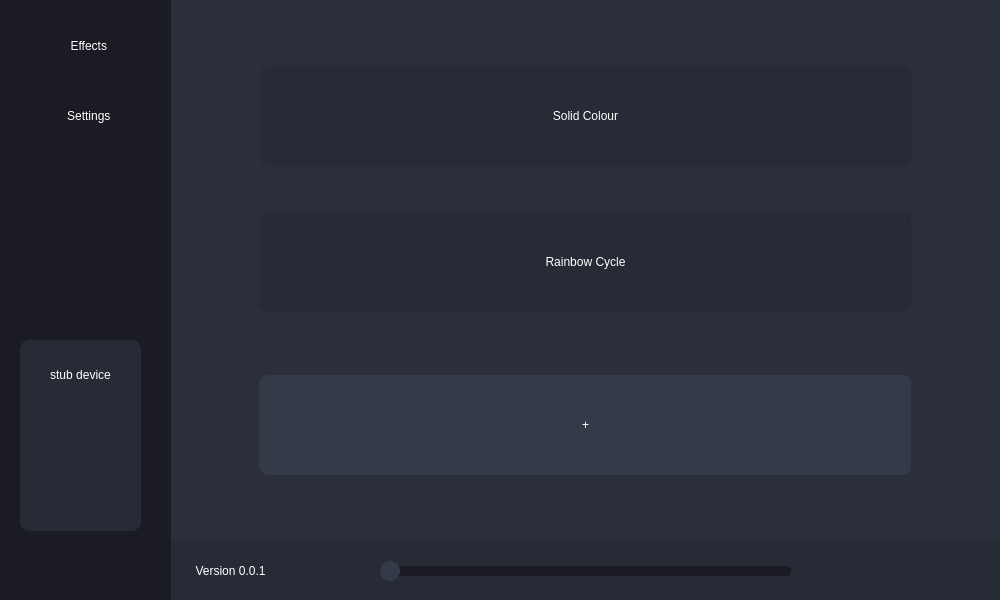
Before: the Qt Designer form src/ui/MainWindow.ui in milan338/FreeRGB, drawn with Qt 5.
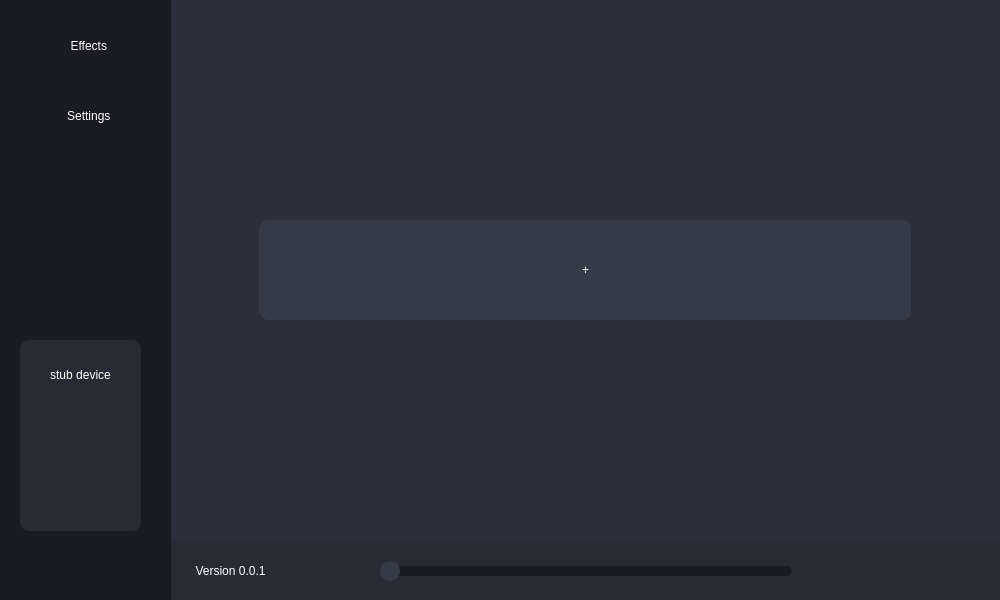
After: the same form once the commit is applied. The open tabs and pages were chosen to show the change. Icons and pictures are not drawn.

Commit message: Batch generate buttons from json; input dialogue for new effects; general improvements

What changed in the file:
```diff
--- a/src/ui/MainWindow.ui
+++ b/src/ui/MainWindow.ui
@@ -451,143 +451,7 @@
       </property>
       <layout class="QVBoxLayout" name="verticalLayout_2">
        <item>
-        <layout class="QVBoxLayout" name="main_menu_button_layout">
-         <item>
-          <spacer name="verticalSpacer_11">
-           <property name="orientation">
-            <enum>Qt::Vertical</enum>
-           </property>
-           <property name="sizeType">
-            <enum>QSizePolicy::Fixed</enum>
-           </property>
-           <property name="sizeHint" stdset="0">
-            <size>
-             <width>20</width>
-             <height>40</height>
-            </size>
-           </property>
-          </spacer>
-         </item>
-         <item>
-          <widget class="QPushButton" name="btn_effect_solid">
-           <property name="sizePolicy">
-            <sizepolicy hsizetype="Minimum" vsizetype="Minimum">
-             <horstretch>0</horstretch>
-             <verstretch>0</verstretch>
-            </sizepolicy>
-           </property>
-           <property name="minimumSize">
-            <size>
-             <width>0</width>
-             <height>100</height>
-            </size>
-           </property>
-           <property name="maximumSize">
-            <size>
-             <width>700</width>
-             <height>100</height>
-            </size>
-           </property>
-           <property name="mouseTracking">
-            <bool>false</bool>
-           </property>
-           <property name="focusPolicy">
-            <enum>Qt::StrongFocus</enum>
-           </property>
-           <property name="styleSheet">
-            <string notr="true">QPushButton
-{
-	color: rgb(255, 255, 255);
-	background-color: rgb(39, 43, 54);
-	border-radius: 10px;
-}
-
-QPushButton:hover
-{
-	color: rgb(255, 255, 255);
-	background-color: rgb(51, 76, 100);
-	border-radius: 10px;
-}
-
-QPushButton:pressed 
-{
-	color: rgb(255, 255, 255);
-	background-color: rgb(90, 164, 253);
-	border-radius: 10px;
-}</string>
-           </property>
-           <property name="text">
-            <string>Solid Colour</string>
-           </property>
-           <property name="flat">
-            <bool>true</bool>
-           </property>
-          </widget>
-         </item>
-         <item>
-          <spacer name="verticalSpacer_10">
-           <property name="orientation">
-            <enum>Qt::Vertical</enum>
-           </property>
-           <property name="sizeType">
-            <enum>QSizePolicy::Fixed</enum>
-           </property>
-           <property name="sizeHint" stdset="0">
-            <size>
-             <width>20</width>
-             <height>40</height>
-            </size>
-           </property>
-          </spacer>
-         </item>
-         <item>
-          <widget class="QPushButton" name="btn_effect_rainbowcycle">
-           <property name="sizePolicy">
-            <sizepolicy hsizetype="Minimum" vsizetype="Minimum">
-             <horstretch>0</horstretch>
-             <verstretch>0</verstretch>
-            </sizepolicy>
-           </property>
-           <property name="minimumSize">
-            <size>
-             <width>0</width>
-             <height>100</height>
-            </size>
-           </property>
-           <property name="maximumSize">
-            <size>
-             <width>700</width>
-             <height>100</height>
-            </size>
-           </property>
-           <property name="styleSheet">
-            <string notr="true">QPushButton
-{
-	color: rgb(255, 255, 255);
-	background-color: rgb(39, 43, 54);
-	border-radius: 10px;
-}
-
-QPushButton:hover
-{
-	color: rgb(255, 255, 255);
-	background-color: rgb(51, 76, 100);
-	border-radius: 10px;
-}
-
-QPushButton:pressed 
-{
-	color: rgb(255, 255, 255);
-	background-color: rgb(90, 164, 253);
-	border-radius: 10px;
-}</string>
-           </property>
-           <property name="text">
-            <string>Rainbow Cycle</string>
-           </property>
-          </widget>
-         </item>
-        </layout>
+        <layout class="QVBoxLayout" name="main_menu_button_layout"/>
        </item>
        <item>
         <spacer name="verticalSpacer_8">
```
Left out of the diff: 6 changed lines with no effect on the pictures. The commit also changes 19 other files.
